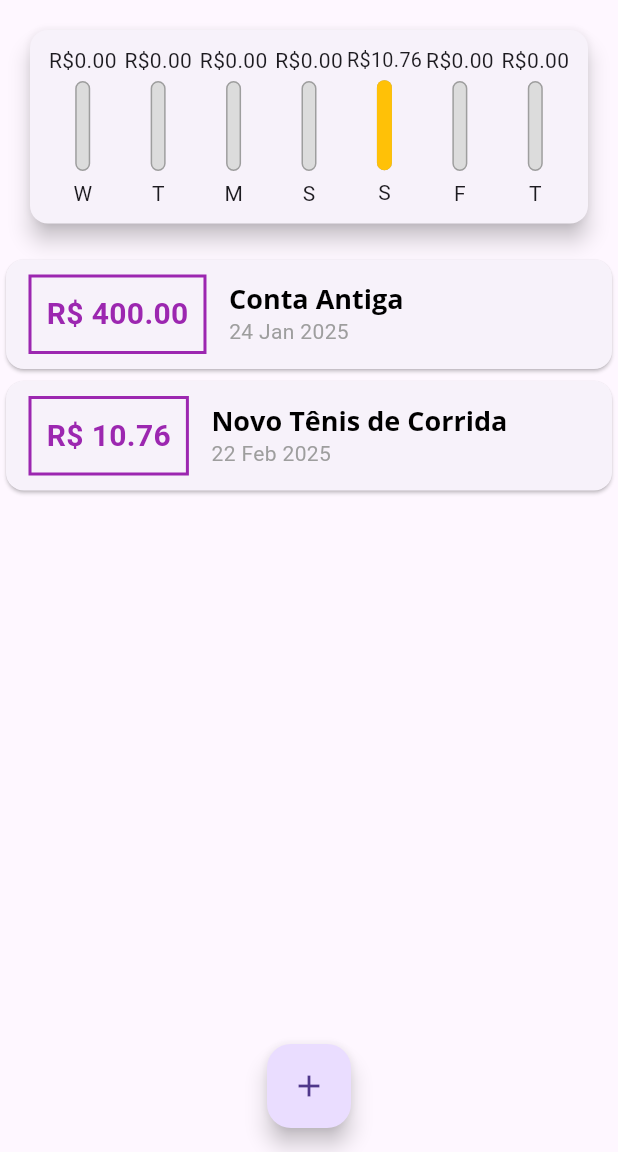
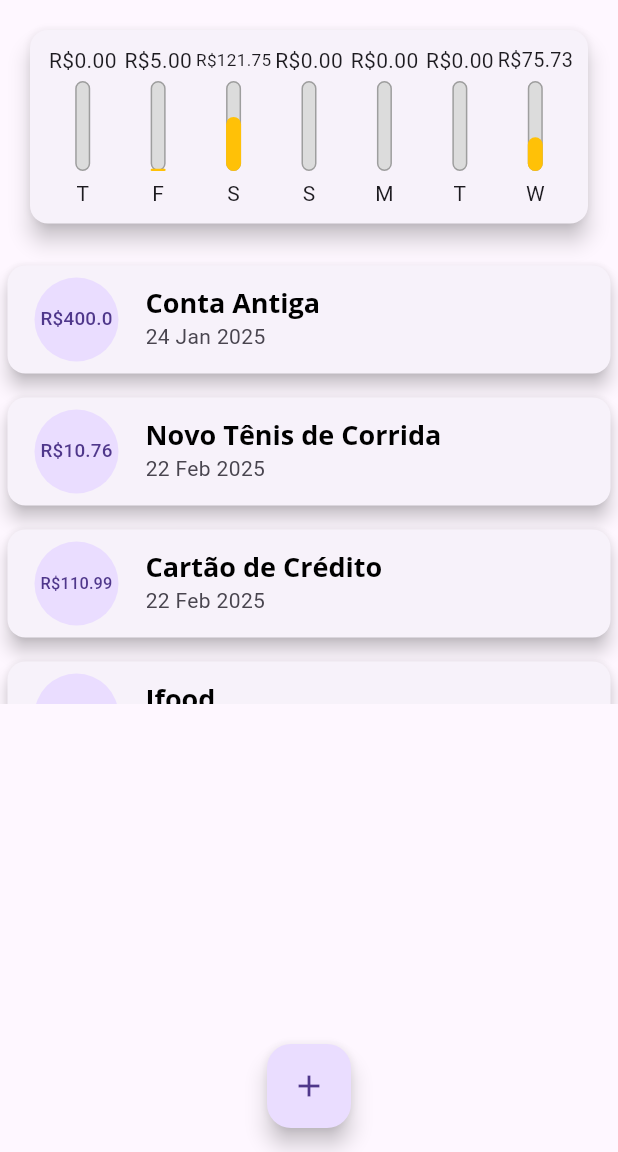
Before and after one commit to GilvanGabrielCA/expenses, a Flutter app: the screen it shows after launch, on a phone screen of 412 x 824 dp, the part 84-1236 px from its top. Run offline on Flutter 3.47's test engine with Material 3 defaults, Android fonts, the phone set to English and light mode, and no system bars.

Commit message:
refactor(chart): melhorar visualização do gráfico de despesas

```diff
--- a/lib/components/chart.dart
+++ b/lib/components/chart.dart
@@ -30,7 +30,7 @@ class Chart extends StatelessWidget {
         'day': DateFormat.E().format(weekDay)[0],
         'value': totalSum,
       };
-    });
+    }).reversed.toList();
   }
 
   double get _weekTotalValue {
--- a/lib/components/chart_bar.dart
+++ b/lib/components/chart_bar.dart
@@ -16,8 +16,11 @@ class ChartBar extends StatelessWidget {
   Widget build(BuildContext context) {
     return Column(
       children: [
-        FittedBox(
-          child: Text('R\$${value.toStringAsFixed(2)}'),
+        Container(
+          height: 20,
+          child: FittedBox(
+            child: Text('R\$${value.toStringAsFixed(2)}'),
+          ),
         ),
         const SizedBox(
           height: 4,
--- a/lib/components/transaction_list.dart
+++ b/lib/components/transaction_list.dart
@@ -34,45 +34,28 @@ class TransactionList extends StatelessWidget {
               itemBuilder: (ctx, index) {
                 final tr = transactions[index];
                 return Card(
-                  child: Row(
-                    children: [
-                      Container(
+                  elevation: 5,
                   margin: const EdgeInsets.symmetric(
-                          horizontal: 15,
-                          vertical: 10,
+                    vertical: 8,
+                    horizontal: 5,
                   ),
-                        decoration: BoxDecoration(
-                          border: Border.all(
-                            color: Theme.of(context).colorScheme.primary,
-                            width: 2,
-                          ),
-                        ),
-                        padding: const EdgeInsets.all(10),
-                        child: Text(
-                          'R\$ ${tr.value.toStringAsFixed(2)}',
-                          style: TextStyle(
-                            fontWeight: FontWeight.bold,
-                            fontSize: 20,
-                            color: Theme.of(context).colorScheme.primary,
+                  child: ListTile(
+                    leading: CircleAvatar(
+                      radius: 30,
+                      child: Padding(
+                        padding: const EdgeInsets.all(6),
+                        child: FittedBox(
+                          child: Text('R\$${tr.value}'),
                         ),
                       ),
                     ),
-                      Column(
-                        crossAxisAlignment: CrossAxisAlignment.start,
-                        children: [
-                          Text(
+                    title: Text(
                       tr.title,
                       style: Theme.of(context).textTheme.titleLarge,
                     ),
-                          Text(
+                    subtitle: Text(
                       DateFormat('d MMM y').format(tr.date),
-                            style: const TextStyle(
-                              color: Colors.grey,
                     ),
-                          ),
-                        ],
-                      ),
-                    ],
                   ),
                 );
               },
--- a/lib/main.dart
+++ b/lib/main.dart
@@ -61,6 +61,24 @@ class _MyHomePageState extends State<MyHomePage> {
       title: 'Novo Tênis de Corrida',
       value: 10.76,
       date: DateTime.now().subtract(const Duration(days: 4)),
+    ),
+    Transaction(
+      id: 't2',
+      title: 'Cartão de Crédito',
+      value: 110.99,
+      date: DateTime.now().subtract(const Duration(days: 4)),
+    ),
+    Transaction(
+      id: 't3',
+      title: 'Ifood',
+      value: 75.73,
+      date: DateTime.now(),
+    ),
+    Transaction(
+      id: 't4',
+      title: 'Futebol',
+      value: 5.00,
+      date: DateTime.now().subtract(const Duration(days: 5)),
     ),
   ];
 
```
Lines whose indentation alone changed are shown as unchanged.
